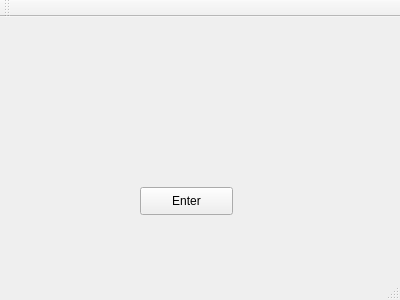
Above: University-resource-management/login.ui from M-JavadHeydarpour/University-resource-management before the change. Below: the same form after it.
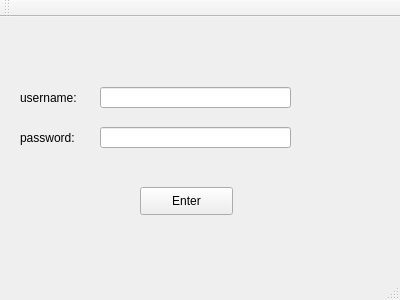
That is the form after the change.

Commit message: add two lineEdit & two label to ui

What changed in the file:
```diff
--- a/University-resource-management/login.ui
+++ b/University-resource-management/login.ui
@@ -27,6 +27,52 @@
      <string>Enter</string>
     </property>
    </widget>
+   <widget class="QLabel" name="label">
+    <property name="geometry">
+     <rect>
+      <x>20</x>
+      <y>70</y>
+      <width>81</width>
+      <height>21</height>
+     </rect>
+    </property>
+    <property name="text">
+     <string>username: </string>
+    </property>
+   </widget>
+   <widget class="QLabel" name="label_2">
+    <property name="geometry">
+     <rect>
+      <x>20</x>
+      <y>110</y>
+      <width>71</width>
+      <height>21</height>
+     </rect>
+    </property>
+    <property name="text">
+     <string>password:</string>
+    </property>
+   </widget>
+   <widget class="QLineEdit" name="lineEdit">
+    <property name="geometry">
+     <rect>
+      <x>100</x>
+      <y>70</y>
+      <width>191</width>
+      <height>21</height>
+     </rect>
+    </property>
+   </widget>
+   <widget class="QLineEdit" name="lineEdit_2">
+    <property name="geometry">
+     <rect>
+      <x>100</x>
+      <y>110</y>
+      <width>191</width>
+      <height>21</height>
+     </rect>
+    </property>
+   </widget>
   </widget>
   <widget class="QMenuBar" name="menuBar">
    <property name="geometry">
```
